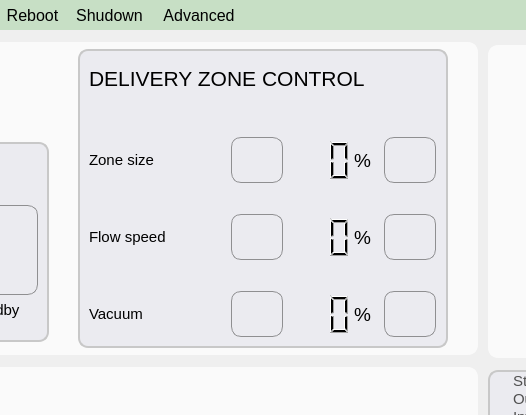
Above: apps/Lab-on-a-tip/Lab-on-a-tip.ui from bellonemauro/Labonatip2.0 before the change; both pictures show x 543 to 1069 and y 0 to 415 of the 1400 by 841 pixel window. Below: the same form after it.
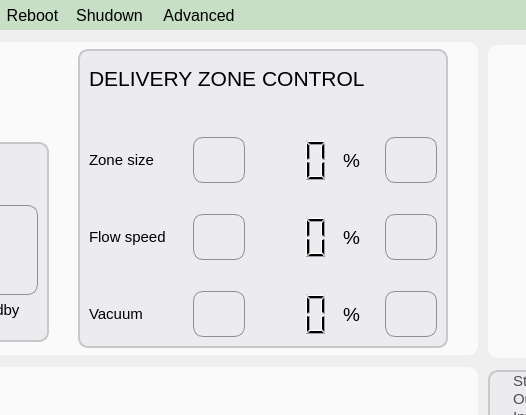
That is the form after the change. Icons and pictures are not drawn.

```diff
--- a/apps/Lab-on-a-tip/Lab-on-a-tip.ui
+++ b/apps/Lab-on-a-tip/Lab-on-a-tip.ui
@@ -1785,7 +1785,234 @@
                   <property name="spacing">
                    <number>0</number>
                   </property>
+                  <item row="3" column="4">
+                   <widget class="QLabel" name="label_dropletSize_percentage">
+                    <property name="maximumSize">
+                     <size>
+                      <width>30</width>
+                      <height>16777215</height>
+                     </size>
+                    </property>
+                    <property name="font">
+                     <font>
+                      <pointsize>14</pointsize>
+                     </font>
+                    </property>
+                    <property name="styleSheet">
+                     <string notr="true"/>
+                    </property>
+                    <property name="text">
+                     <string>%  </string>
+                    </property>
+                    <property name="alignment">
+                     <set>Qt::AlignLeading|Qt::AlignLeft|Qt::AlignVCenter</set>
+                    </property>
+                   </widget>
+                  </item>
                   <item row="3" column="3">
+                   <widget class="QLCDNumber" name="lcdNumber_dropletSize_percentage">
+                    <property name="maximumSize">
+                     <size>
+                      <width>80</width>
+                      <height>16777215</height>
+                     </size>
+                    </property>
+                    <property name="toolTip">
+                     <string>Droplet size percentage</string>
+                    </property>
+                    <property name="frameShape">
+                     <enum>QFrame::NoFrame</enum>
+                    </property>
+                    <property name="digitCount">
+                     <number>3</number>
+                    </property>
+                    <property name="value" stdset="0">
+                     <double>0.000000000000000</double>
+                    </property>
+                    <property name="intValue" stdset="0">
+                     <number>0</number>
+                    </property>
+                   </widget>
+                  </item>
+                  <item row="5" column="4">
+                   <widget class="QLabel" name="label_flowspeed_percentage">
+                    <property name="maximumSize">
+                     <size>
+                      <width>30</width>
+                      <height>16777215</height>
+                     </size>
+                    </property>
+                    <property name="font">
+                     <font>
+                      <pointsize>14</pointsize>
+                     </font>
+                    </property>
+                    <property name="styleSheet">
+                     <string notr="true"/>
+                    </property>
+                    <property name="text">
+                     <string>%</string>
+                    </property>
+                    <property name="alignment">
+                     <set>Qt::AlignLeading|Qt::AlignLeft|Qt::AlignVCenter</set>
+                    </property>
+                   </widget>
+                  </item>
+                  <item row="5" column="5" colspan="2">
+                   <widget class="QPushButton" name="pushButton_flowspeed_plus">
+                    <property name="sizePolicy">
+                     <sizepolicy hsizetype="Fixed" vsizetype="Fixed">
+                      <horstretch>0</horstretch>
+                      <verstretch>0</verstretch>
+                     </sizepolicy>
+                    </property>
+                    <property name="maximumSize">
+                     <size>
+                      <width>52</width>
+                      <height>46</height>
+                     </size>
+                    </property>
+                    <property name="toolTip">
+                     <string>Increase flow speed</string>
+                    </property>
+                    <property name="styleSheet">
+                     <string notr="true"> QPushButton {
+     border: 1px solid #8f8f91;
+     border-radius: 10px;
+     background-color: qlineargradient(x1: 0, y1: 0, x2: 0, y2: 1,
+                                       stop: 0 #f6f7fa, stop: 1 #dadbde);
+     min-width: 50px;
+	 min-height: 44px;
+     max-width: 50px;
+	 max-height: 44px;
+ }
+
+
+ QPushButton:pressed {
+     background-color: qlineargradient(x1: 0, y1: 0, x2: 0, y2: 1,
+                                       stop: 0 #f6f7fa, stop: 1 #f6ff5a);
+ }
+
+ QPushButton:hover {
+     background-color: qlineargradient(x1: 0, y1: 0, x2: 0, y2: 1,
+                                       stop: 0 #f6f7fa, stop: 1 #F0FFF0);
+ }
+
+QPushButton:disabled{ background-color: #CCCCCC; }
+
+ QPushButton:flat {
+     border: none; /* no border for a flat push button */
+ }
+
+ QPushButton:default {
+     border-color: navy; /* make the default button prominent */
+ }</string>
+                    </property>
+                    <property name="text">
+                     <string/>
+                    </property>
+                    <property name="icon">
+                     <iconset>
+                      <normaloff>icons/plus.png</normaloff>icons/plus.png</iconset>
+                    </property>
+                    <property name="iconSize">
+                     <size>
+                      <width>35</width>
+                      <height>35</height>
+                     </size>
+                    </property>
+                   </widget>
+                  </item>
+                  <item row="8" column="4">
+                   <widget class="QLabel" name="label_vacuum_percentage">
+                    <property name="maximumSize">
+                     <size>
+                      <width>30</width>
+                      <height>16777215</height>
+                     </size>
+                    </property>
+                    <property name="font">
+                     <font>
+                      <pointsize>14</pointsize>
+                     </font>
+                    </property>
+                    <property name="styleSheet">
+                     <string notr="true"/>
+                    </property>
+                    <property name="text">
+                     <string>%</string>
+                    </property>
+                    <property name="alignment">
+                     <set>Qt::AlignLeading|Qt::AlignLeft|Qt::AlignVCenter</set>
+                    </property>
+                   </widget>
+                  </item>
+                  <item row="8" column="5" colspan="2">
+                   <widget class="QPushButton" name="pushButton_vacuum_plus">
+                    <property name="sizePolicy">
+                     <sizepolicy hsizetype="Fixed" vsizetype="Fixed">
+                      <horstretch>0</horstretch>
+                      <verstretch>0</verstretch>
+                     </sizepolicy>
+                    </property>
+                    <property name="maximumSize">
+                     <size>
+                      <width>52</width>
+                      <height>46</height>
+                     </size>
+                    </property>
+                    <property name="toolTip">
+                     <string>Increase vacuum</string>
+                    </property>
+                    <property name="styleSheet">
+                     <string notr="true"> QPushButton {
+     border: 1px solid #8f8f91;
+     border-radius: 10px;
+     background-color: qlineargradient(x1: 0, y1: 0, x2: 0, y2: 1,
+                                       stop: 0 #f6f7fa, stop: 1 #dadbde);
+     min-width: 50px;
+	 min-height: 44px;
+     max-width: 50px;
+	 max-height: 44px;
+ }
+
+
+ QPushButton:pressed {
+     background-color: qlineargradient(x1: 0, y1: 0, x2: 0, y2: 1,
+                                       stop: 0 #f6f7fa, stop: 1 #f6ff5a);
+ }
+
+ QPushButton:hover {
+     background-color: qlineargradient(x1: 0, y1: 0, x2: 0, y2: 1,
+                                       stop: 0 #f6f7fa, stop: 1 #F0FFF0);
+ }
+
+QPushButton:disabled{ background-color: #CCCCCC; }
+
+ QPushButton:flat {
+     border: none; /* no border for a flat push button */
+ }
+
+ QPushButton:default {
+     border-color: navy; /* make the default button prominent */
+ }</string>
+                    </property>
+                    <property name="text">
+                     <string/>
+                    </property>
+                    <property name="icon">
+                     <iconset>
+                      <normaloff>icons/plus.png</normaloff>icons/plus.png</iconset>
+                    </property>
+                    <property name="iconSize">
+                     <size>
+                      <width>35</width>
+                      <height>35</height>
+                     </size>
+                    </property>
+                   </widget>
+                  </item>
+                  <item row="3" column="2">
                    <widget class="QPushButton" name="pushButton_dropSize_minus">
                     <property name="sizePolicy">
                      <sizepolicy hsizetype="Fixed" vsizetype="Fixed">
@@ -1858,32 +2085,7 @@
                     </property>
                    </widget>
                   </item>
-                  <item row="8" column="4">
-                   <widget class="QLCDNumber" name="lcdNumber_vacuum_percentage">
-                    <property name="maximumSize">
-                     <size>
-                      <width>80</width>
-                      <height>16777215</height>
-                     </size>
-                    </property>
-                    <property name="toolTip">
-                     <string>Vacuum percentage</string>
-                    </property>
-                    <property name="frameShape">
-                     <enum>QFrame::NoFrame</enum>
-                    </property>
-                    <property name="digitCount">
-                     <number>3</number>
-                    </property>
-                    <property name="value" stdset="0">
-                     <double>0.000000000000000</double>
-                    </property>
-                    <property name="intValue" stdset="0">
-                     <number>0</number>
-                    </property>
-                   </widget>
-                  </item>
-                  <item row="5" column="4">
+                  <item row="5" column="3">
                    <widget class="QLCDNumber" name="lcdNumber_flowspeed_percentage">
                     <property name="maximumSize">
                      <size>
@@ -1909,6 +2111,31 @@
                    </widget>
                   </item>
                   <item row="8" column="3">
+                   <widget class="QLCDNumber" name="lcdNumber_vacuum_percentage">
+                    <property name="maximumSize">
+                     <size>
+                      <width>80</width>
+                      <height>16777215</height>
+                     </size>
+                    </property>
+                    <property name="toolTip">
+                     <string>Vacuum percentage</string>
+                    </property>
+                    <property name="frameShape">
+                     <enum>QFrame::NoFrame</enum>
+                    </property>
+                    <property name="digitCount">
+                     <number>3</number>
+                    </property>
+                    <property name="value" stdset="0">
+                     <double>0.000000000000000</double>
+                    </property>
+                    <property name="intValue" stdset="0">
+                     <number>0</number>
+                    </property>
+                   </widget>
+                  </item>
+                  <item row="8" column="2">
                    <widget class="QPushButton" name="pushButton_vacuum_minus">
                     <property name="sizePolicy">
                      <sizepolicy hsizetype="Fixed" vsizetype="Fixed">
@@ -1973,7 +2200,7 @@
                     </property>
                    </widget>
                   </item>
-                  <item row="5" column="3">
+                  <item row="5" column="2">
                    <widget class="QPushButton" name="pushButton_flowspeed_minus">
                     <property name="sizePolicy">
                      <sizepolicy hsizetype="Fixed" vsizetype="Fixed">
@@ -2038,7 +2265,7 @@
                     </property>
                    </widget>
                   </item>
-                  <item row="3" column="6" colspan="2">
+                  <item row="3" column="5" colspan="2">
                    <widget class="QPushButton" name="pushButton_dropSize_plus">
                     <property name="sizePolicy">
                      <sizepolicy hsizetype="Fixed" vsizetype="Fixed">
@@ -2103,257 +2330,6 @@
                     </property>
                    </widget>
                   </item>
-                  <item row="5" column="1">
-                   <widget class="QLabel" name="label_DZC_flowSpeed">
-                    <property name="minimumSize">
-                     <size>
-                      <width>100</width>
-                      <height>0</height>
-                     </size>
-                    </property>
-                    <property name="font">
-                     <font>
-                      <pointsize>11</pointsize>
-                     </font>
-                    </property>
-                    <property name="styleSheet">
-                     <string notr="true"/>
-                    </property>
-                    <property name="text">
-                     <string>Flow speed</string>
-                    </property>
-                    <property name="alignment">
-                     <set>Qt::AlignLeading|Qt::AlignLeft|Qt::AlignVCenter</set>
-                    </property>
-                   </widget>
-                  </item>
-                  <item row="5" column="6" colspan="2">
-                   <widget class="QPushButton" name="pushButton_flowspeed_plus">
-                    <property name="sizePolicy">
-                     <sizepolicy hsizetype="Fixed" vsizetype="Fixed">
-                      <horstretch>0</horstretch>
-                      <verstretch>0</verstretch>
-                     </sizepolicy>
-                    </property>
-                    <property name="maximumSize">
-                     <size>
-                      <width>52</width>
-                      <height>46</height>
-                     </size>
-                    </property>
-                    <property name="toolTip">
-                     <string>Increase flow speed</string>
-                    </property>
-                    <property name="styleSheet">
-                     <string notr="true"> QPushButton {
-     border: 1px solid #8f8f91;
-     border-radius: 10px;
-     background-color: qlineargradient(x1: 0, y1: 0, x2: 0, y2: 1,
-                                       stop: 0 #f6f7fa, stop: 1 #dadbde);
-     min-width: 50px;
-	 min-height: 44px;
-     max-width: 50px;
-	 max-height: 44px;
- }
-
-
- QPushButton:pressed {
-     background-color: qlineargradient(x1: 0, y1: 0, x2: 0, y2: 1,
-                                       stop: 0 #f6f7fa, stop: 1 #f6ff5a);
- }
-
- QPushButton:hover {
-     background-color: qlineargradient(x1: 0, y1: 0, x2: 0, y2: 1,
-                                       stop: 0 #f6f7fa, stop: 1 #F0FFF0);
- }
-
-QPushButton:disabled{ background-color: #CCCCCC; }
-
- QPushButton:flat {
-     border: none; /* no border for a flat push button */
- }
-
- QPushButton:default {
-     border-color: navy; /* make the default button prominent */
- }</string>
-                    </property>
-                    <property name="text">
-                     <string/>
-                    </property>
-                    <property name="icon">
-                     <iconset>
-                      <normaloff>icons/plus.png</normaloff>icons/plus.png</iconset>
-                    </property>
-                    <property name="iconSize">
-                     <size>
-                      <width>35</width>
-                      <height>35</height>
-                     </size>
-                    </property>
-                   </widget>
-                  </item>
-                  <item row="8" column="5">
-                   <widget class="QLabel" name="label_vacuum_percentage">
-                    <property name="maximumSize">
-                     <size>
-                      <width>30</width>
-                      <height>16777215</height>
-                     </size>
-                    </property>
-                    <property name="font">
-                     <font>
-                      <pointsize>14</pointsize>
-                     </font>
-                    </property>
-                    <property name="styleSheet">
-                     <string notr="true"/>
-                    </property>
-                    <property name="text">
-                     <string>%</string>
-                    </property>
-                    <property name="alignment">
-                     <set>Qt::AlignLeading|Qt::AlignLeft|Qt::AlignVCenter</set>
-                    </property>
-                   </widget>
-                  </item>
-                  <item row="8" column="6" colspan="2">
-                   <widget class="QPushButton" name="pushButton_vacuum_plus">
-                    <property name="sizePolicy">
-                     <sizepolicy hsizetype="Fixed" vsizetype="Fixed">
-                      <horstretch>0</horstretch>
-                      <verstretch>0</verstretch>
-                     </sizepolicy>
-                    </property>
-                    <property name="maximumSize">
-                     <size>
-                      <width>52</width>
-                      <height>46</height>
-                     </size>
-                    </property>
-                    <property name="toolTip">
-                     <string>Increase vacuum</string>
-                    </property>
-                    <property name="styleSheet">
-                     <string notr="true"> QPushButton {
-     border: 1px solid #8f8f91;
-     border-radius: 10px;
-     background-color: qlineargradient(x1: 0, y1: 0, x2: 0, y2: 1,
-                                       stop: 0 #f6f7fa, stop: 1 #dadbde);
-     min-width: 50px;
-	 min-height: 44px;
-     max-width: 50px;
-	 max-height: 44px;
- }
-
-
- QPushButton:pressed {
-     background-color: qlineargradient(x1: 0, y1: 0, x2: 0, y2: 1,
-                                       stop: 0 #f6f7fa, stop: 1 #f6ff5a);
- }
-
- QPushButton:hover {
-     background-color: qlineargradient(x1: 0, y1: 0, x2: 0, y2: 1,
-                                       stop: 0 #f6f7fa, stop: 1 #F0FFF0);
- }
-
-QPushButton:disabled{ background-color: #CCCCCC; }
-
- QPushButton:flat {
-     border: none; /* no border for a flat push button */
- }
-
- QPushButton:default {
-     border-color: navy; /* make the default button prominent */
- }</string>
-                    </property>
-                    <property name="text">
-                     <string/>
-                    </property>
-                    <property name="icon">
-                     <iconset>
-                      <normaloff>icons/plus.png</normaloff>icons/plus.png</iconset>
-                    </property>
-                    <property name="iconSize">
-                     <size>
-                      <width>35</width>
-                      <height>35</height>
-                     </size>
-                    </property>
-                   </widget>
-                  </item>
-                  <item row="3" column="5">
-                   <widget class="QLabel" name="label_dropletSize_percentage">
-                    <property name="maximumSize">
-                     <size>
-                      <width>30</width>
-                      <height>16777215</height>
-                     </size>
-                    </property>
-                    <property name="font">
-                     <font>
-                      <pointsize>14</pointsize>
-                     </font>
-                    </property>
-                    <property name="styleSheet">
-                     <string notr="true"/>
-                    </property>
-                    <property name="text">
-                     <string>%  </string>
-                    </property>
-                    <property name="alignment">
-                     <set>Qt::AlignLeading|Qt::AlignLeft|Qt::AlignVCenter</set>
-                    </property>
-                   </widget>
-                  </item>
-                  <item row="3" column="4">
-                   <widget class="QLCDNumber" name="lcdNumber_dropletSize_percentage">
-                    <property name="maximumSize">
-                     <size>
-                      <width>80</width>
-                      <height>16777215</height>
-                     </size>
-                    </property>
-                    <property name="toolTip">
-                     <string>Droplet size percentage</string>
-                    </property>
-                    <property name="frameShape">
-                     <enum>QFrame::NoFrame</enum>
-                    </property>
-                    <property name="digitCount">
-                     <number>3</number>
-                    </property>
-                    <property name="value" stdset="0">
-                     <double>0.000000000000000</double>
-                    </property>
-                    <property name="intValue" stdset="0">
-                     <number>0</number>
-                    </property>
-                   </widget>
-                  </item>
-                  <item row="5" column="5">
-                   <widget class="QLabel" name="label_flowspeed_percentage">
-                    <property name="maximumSize">
-                     <size>
-                      <width>30</width>
-                      <height>16777215</height>
-                     </size>
-                    </property>
-                    <property name="font">
-                     <font>
-                      <pointsize>14</pointsize>
-                     </font>
-                    </property>
-                    <property name="styleSheet">
-                     <string notr="true"/>
-                    </property>
-                    <property name="text">
-                     <string>%</string>
-                    </property>
-                    <property name="alignment">
-                     <set>Qt::AlignLeading|Qt::AlignLeft|Qt::AlignVCenter</set>
-                    </property>
-                   </widget>
-                  </item>
                   <item row="7" column="1" rowspan="2">
                    <widget class="QLabel" name="label_DZC_vacuum">
                     <property name="font">
@@ -2382,7 +2358,7 @@
                     </property>
                     <property name="maximumSize">
                      <size>
-                      <width>80</width>
+                      <width>120</width>
                       <height>16777215</height>
                      </size>
                     </property>
@@ -2402,46 +2378,31 @@
                     </property>
                    </widget>
                   </item>
-                  <item row="6" column="1" colspan="5">
-                   <spacer name="verticalSpacer">
-                    <property name="orientation">
-                     <enum>Qt::Vertical</enum>
-                    </property>
-                    <property name="sizeHint" stdset="0">
+                  <item row="5" column="1">
+                   <widget class="QLabel" name="label_DZC_flowSpeed">
+                    <property name="minimumSize">
                      <size>
-                      <width>20</width>
-                      <height>40</height>
+                      <width>100</width>
+                      <height>0</height>
                      </size>
                     </property>
-                   </spacer>
-                  </item>
-                  <item row="4" column="1" colspan="5">
-                   <spacer name="verticalSpacer_2">
-                    <property name="orientation">
-                     <enum>Qt::Vertical</enum>
+                    <property name="font">
+                     <font>
+                      <pointsize>11</pointsize>
+                     </font>
                     </property>
-                    <property name="sizeHint" stdset="0">
-                     <size>
-                      <width>20</width>
-                      <height>40</height>
-                     </size>
+                    <property name="styleSheet">
+                     <string notr="true"/>
                     </property>
-                   </spacer>
-                  </item>
-                  <item row="2" column="3" colspan="4">
-                   <spacer name="verticalSpacer_3">
-                    <property name="orientation">
-                     <enum>Qt::Vertical</enum>
+                    <property name="text">
+                     <string>Flow speed</string>
                     </property>
-                    <property name="sizeHint" stdset="0">
-                     <size>
-                      <width>20</width>
-                      <height>40</height>
-                     </size>
+                    <property name="alignment">
+                     <set>Qt::AlignLeading|Qt::AlignLeft|Qt::AlignVCenter</set>
                     </property>
-                   </spacer>
+                   </widget>
                   </item>
-                  <item row="0" column="1" colspan="5">
+                  <item row="0" column="1" colspan="4">
                    <widget class="QLabel" name="label_DZC_title">
                     <property name="minimumSize">
                      <size>
@@ -2465,18 +2426,41 @@
                     </property>
                    </widget>
                   </item>
-                  <item row="3" column="2">
-                   <spacer name="horizontalSpacer_7">
+                  <item row="4" column="1" colspan="4">
+                   <spacer name="verticalSpacer_2">
                     <property name="orientation">
-                     <enum>Qt::Horizontal</enum>
+                     <enum>Qt::Vertical</enum>
                     </property>
-                    <property name="sizeType">
-                     <enum>QSizePolicy::Fixed</enum>
+                    <property name="sizeHint" stdset="0">
+                     <size>
+                      <width>20</width>
+                      <height>40</height>
+                     </size>
                     </property>
+                   </spacer>
+                  </item>
+                  <item row="2" column="2" colspan="4">
+                   <spacer name="verticalSpacer_3">
+                    <property name="orientation">
+                     <enum>Qt::Vertical</enum>
+                    </property>
                     <property name="sizeHint" stdset="0">
                      <size>
-                      <width>5</width>
-                      <height>20</height>
+                      <width>20</width>
+                      <height>40</height>
+                     </size>
+                    </property>
+                   </spacer>
+                  </item>
+                  <item row="6" column="1" colspan="4">
+                   <spacer name="verticalSpacer">
+                    <property name="orientation">
+                     <enum>Qt::Vertical</enum>
+                    </property>
+                    <property name="sizeHint" stdset="0">
+                     <size>
+                      <width>20</width>
+                      <height>40</height>
                      </size>
                     </property>
                    </spacer>
```
